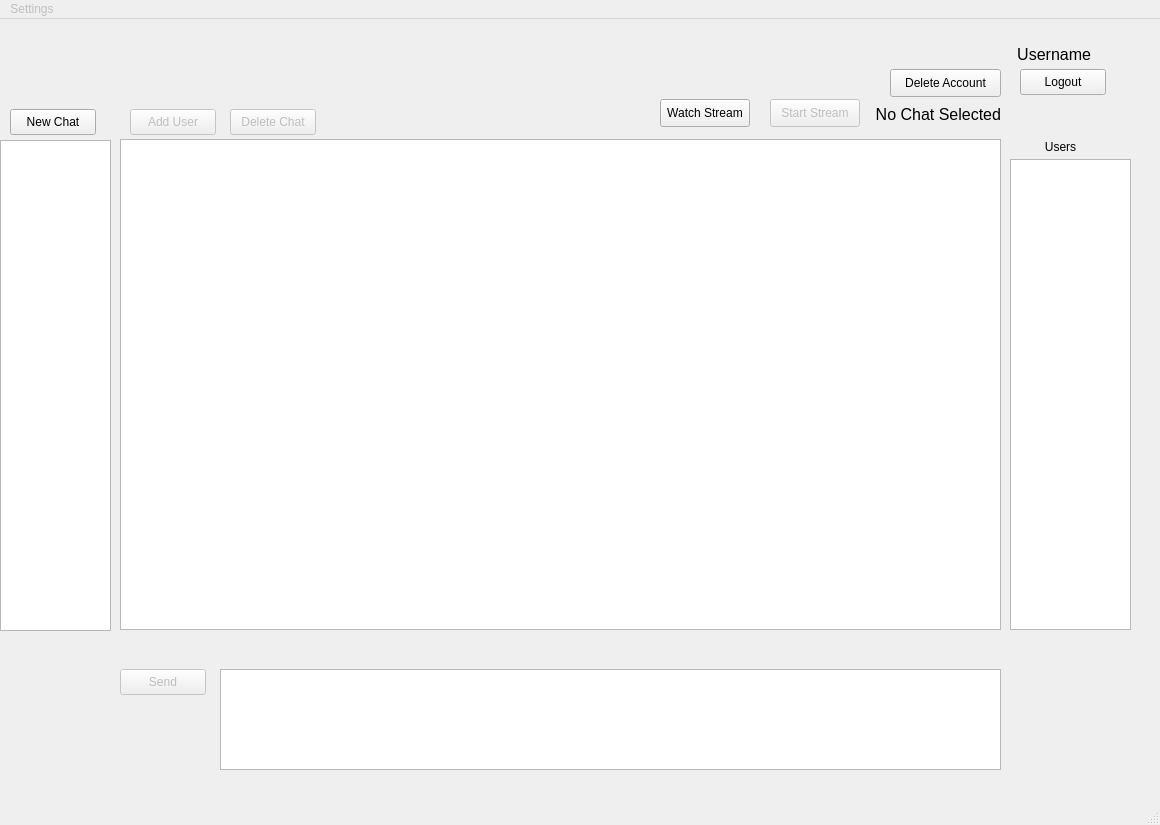
This is Client/chat_gui.ui in ClassVoid/encrypted-chat as Qt 5 draws it before an edit. The edited form follows.
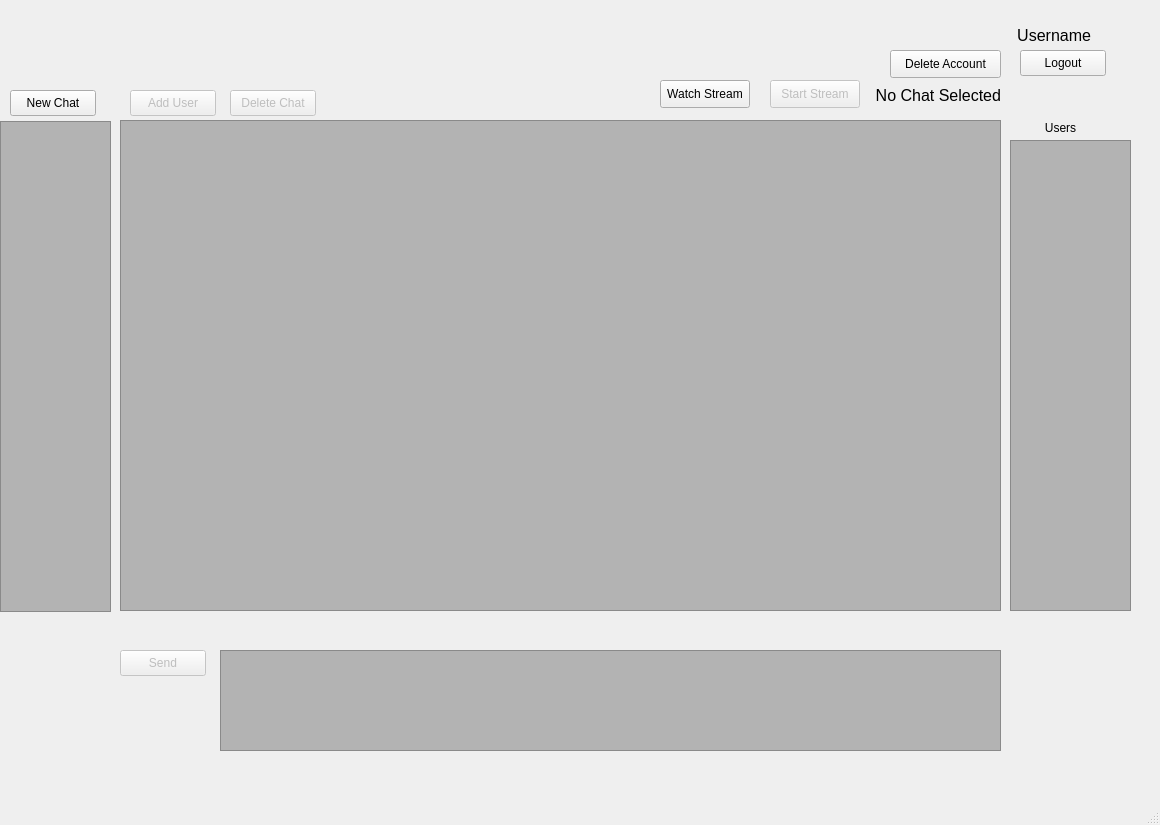
This is the edited form. The open tabs and pages were chosen to show the change.

```diff
--- a/Client/chat_gui.ui
+++ b/Client/chat_gui.ui
@@ -145,6 +145,9 @@
         <height>491</height>
        </rect>
       </property>
+      <property name="styleSheet">
+       <string notr="true">background-color: rgb(179, 179, 179);</string>
+      </property>
      </widget>
      <widget class="QTextEdit" name="textEdit">
       <property name="geometry">
@@ -155,6 +158,9 @@
         <height>101</height>
        </rect>
       </property>
+      <property name="styleSheet">
+       <string notr="true">background-color: rgb(179, 179, 179);</string>
+      </property>
      </widget>
      <widget class="QPushButton" name="pushButton_6">
       <property name="enabled">
@@ -250,6 +256,9 @@
         <height>491</height>
        </rect>
       </property>
+      <property name="styleSheet">
+       <string notr="true">background-color: rgb(179, 179, 179);</string>
+      </property>
      </widget>
      <widget class="QPushButton" name="pushButton_2">
       <property name="enabled">
@@ -289,6 +298,9 @@
         <height>471</height>
        </rect>
       </property>
+      <property name="styleSheet">
+       <string notr="true">background-color: rgb(179, 179, 179);</string>
+      </property>
      </widget>
      <widget class="QLabel" name="label_5">
       <property name="geometry">
@@ -349,12 +361,6 @@
      <height>22</height>
     </rect>
    </property>
-   <widget class="QMenu" name="menuSettings">
-    <property name="title">
-     <string>Settings</string>
-    </property>
-   </widget>
-   <addaction name="menuSettings"/>
   </widget>
   <widget class="QStatusBar" name="statusbar"/>
   <action name="actionPrefferances">
```
Left out of the diff: 10 changed lines with no effect on the pictures.
